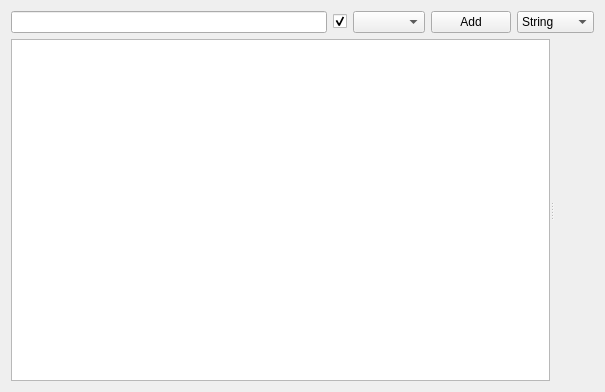
First picture: the form in src/plugins/summary/summarywidget.ui, repository 0xd34df00d/leechcraft, before the edit.
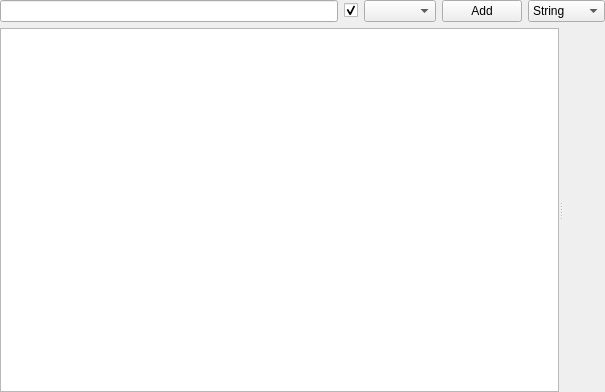
Second picture: the form after the edit.

Commit message: Overall: margins stuff.

What changed in the file:
```diff
--- a/src/plugins/summary/summarywidget.ui
+++ b/src/plugins/summary/summarywidget.ui
@@ -14,6 +14,9 @@
    <string/>
   </property>
   <layout class="QVBoxLayout" name="verticalLayout">
+   <property name="margin">
+    <number>0</number>
+   </property>
    <item>
     <layout class="QHBoxLayout" name="SearchStuff_">
      <item>
```
The commit also changes 3 other files.
